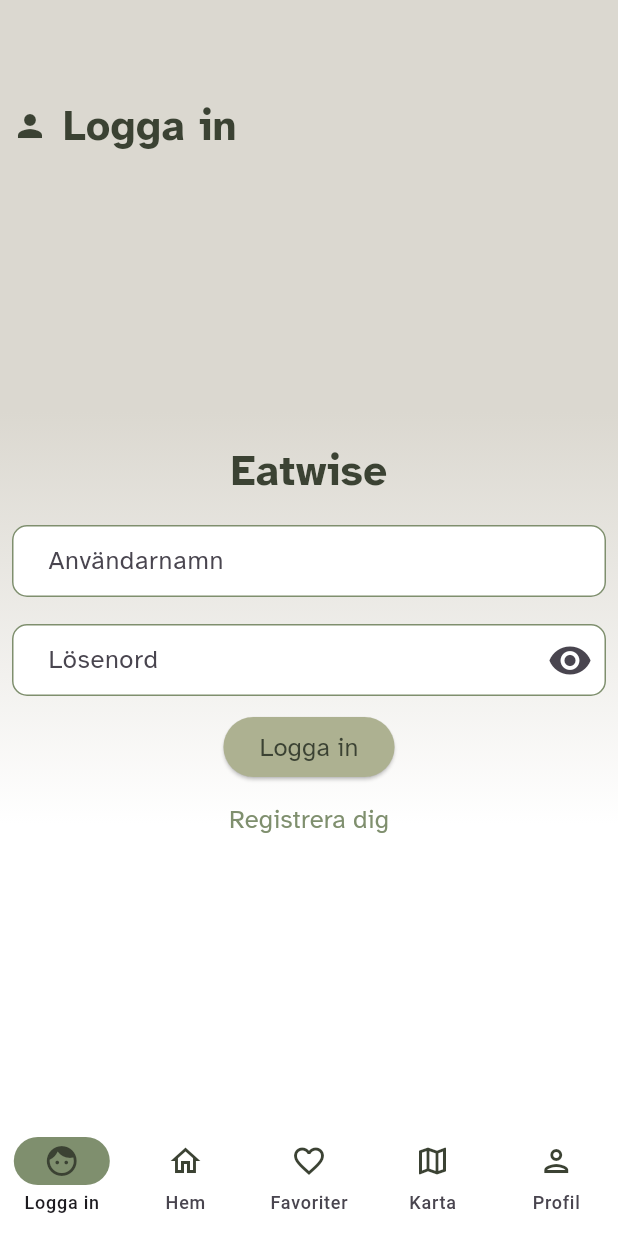
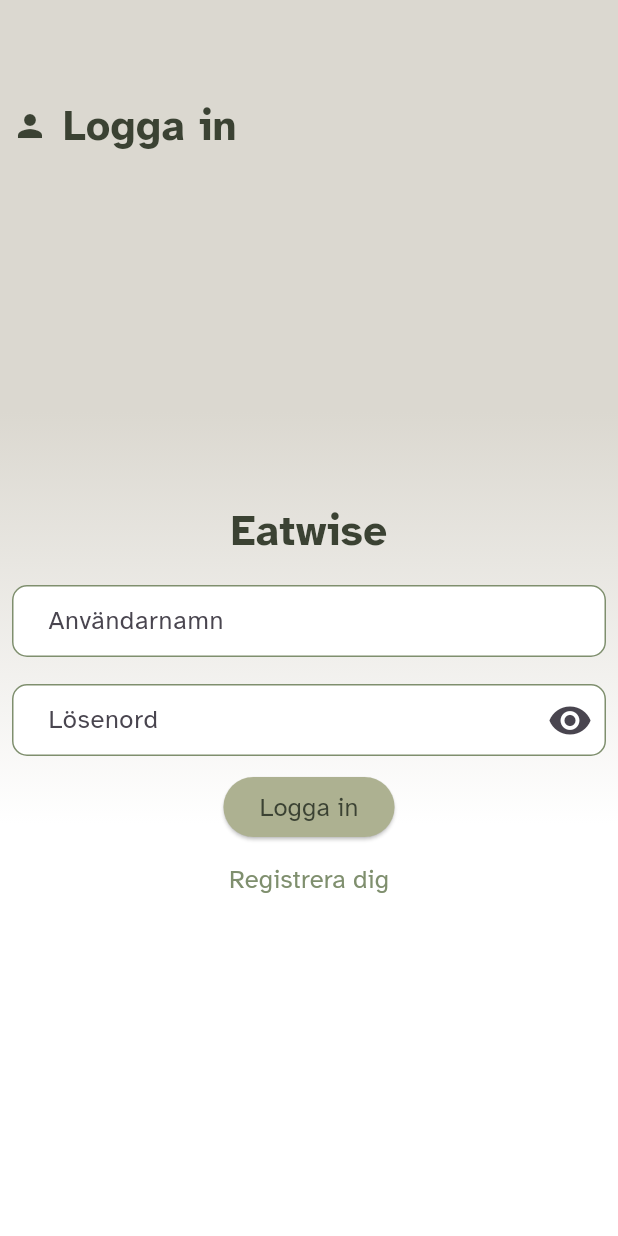
Before and after one commit to X-non/Too-Wood-2-Go, a Flutter app: the screen it shows after launch, on a phone screen of 412 x 824 dp. Run offline on Flutter 3.47's test engine with Material 3 defaults, Android fonts, the phone set to English and light mode, and no system bars; our stand-ins replace geolocator, google_maps_flutter; missing offline and left inert: flutter_config.

```diff
--- a/frontend/lib/main.dart
+++ b/frontend/lib/main.dart
@@ -1,6 +1,7 @@
 import 'package:eatwise/constants/ew_colors.dart';
 import 'package:eatwise/models/category_notifier.dart';
 import 'package:eatwise/models/favorite_notifier.dart';
+import 'package:eatwise/models/login_notifier.dart';
 import 'package:eatwise/models/product_notifier.dart';
 import 'package:eatwise/pages/favorites_page.dart';
 import 'package:eatwise/pages/home_page.dart';
@@ -21,7 +22,8 @@ Future<void> main() async {
       providers: [
         ChangeNotifierProvider(create: (_) => FavoriteItemsNotifier()),
         ChangeNotifierProvider(create: (_) => ProductNotifier()),
-        ChangeNotifierProvider(create: (_) => CategoryNotifier())
+        ChangeNotifierProvider(create: (_) => CategoryNotifier()),
+        ChangeNotifierProvider(create: (_) => LoginNotifier()),
       ],
       child: const MyApp(), // Ensure MyApp is properly imported
     ),
@@ -50,8 +52,6 @@ class MaterialYou extends StatefulWidget {
 class _MaterialYouState extends State<MaterialYou> {
   int _currentIndex = 0;
   final List<Widget> pages = [
-    const Login(),
-    //const ShoppingCartPage(),
     const HomePage(),
     const FavoritesPage(),
     const MapPage(),
@@ -60,9 +60,15 @@ class _MaterialYouState extends State<MaterialYou> {
 
   @override
   Widget build(BuildContext context) {
+    Provider.of<LoginNotifier>(context).loggedIn
+        ? _currentIndex = _currentIndex
+        : _currentIndex = 0;
     return EWScaffold(
-      body: pages[_currentIndex],
-      navBar: NavigationBar(
+      body: Provider.of<LoginNotifier>(context).loggedIn
+          ? pages[_currentIndex]
+          : const Login(),
+      navBar: Provider.of<LoginNotifier>(context).loggedIn
+          ? NavigationBar(
               indicatorColor: EWColors.primary,
               backgroundColor: Colors.white,
               surfaceTintColor: Colors.white,
@@ -73,25 +79,6 @@ class _MaterialYouState extends State<MaterialYou> {
                 });
               },
               destinations: const [
-          NavigationDestination(
-            selectedIcon: Icon(Icons.face, color: EWColors.darkgreen),
-            icon: Icon(
-              Icons.face,
-              color: EWColors.darkgreen,
-            ),
-            label: 'Logga in',
-          ),
-          // NavigationDestination(
-          //   selectedIcon: Icon(
-          //     Icons.shopping_basket,
-          //     color: EWColors.darkgreen,
-          //   ),
-          //   icon: Icon(
-          //     Icons.shopping_basket_outlined,
-          //     color: EWColors.darkgreen,
-          //   ),
-          //   label: 'Kundkorg',
-          // ),
                 NavigationDestination(
                   selectedIcon: Icon(Icons.home, color: EWColors.darkgreen),
                   icon: Icon(
@@ -134,7 +121,8 @@ class _MaterialYouState extends State<MaterialYou> {
                   label: 'Profil',
                 ),
               ],
-      ),
+            )
+          : null,
     );
   }
 }
--- /dev/null
+++ b/frontend/lib/models/login_notifier.dart
@@ -0,0 +1,12 @@
+import 'package:flutter/material.dart';
+
+class LoginNotifier extends ChangeNotifier {
+  bool _loggedIn = false;
+
+  bool get loggedIn => _loggedIn;
+
+  void toggleLogin() {
+    _loggedIn = !_loggedIn;
+    notifyListeners();
+  }
+}
--- a/frontend/lib/pages/login.dart
+++ b/frontend/lib/pages/login.dart
@@ -1,15 +1,19 @@
 import 'package:eatwise/constants/ew_colors.dart';
 import 'package:eatwise/constants/ew_styles.dart';
+import 'package:eatwise/models/login_notifier.dart';
+import 'package:eatwise/pages/home_page.dart';
 import 'package:eatwise/pages/register.dart';
 import 'package:eatwise/widgets/ew_login_bar.dart';
 import 'package:eatwise/widgets/ew_password_bar.dart';
 import 'package:flutter/material.dart';
+import 'package:provider/provider.dart';
 
 class Login extends StatelessWidget {
   const Login({super.key});
 
   @override
   Widget build(BuildContext context) {
+    return Consumer<LoginNotifier>(builder: (context, loginNotifier, _) {
       return SizedBox(
         child: Column(
           children: [
@@ -50,7 +54,9 @@ class Login extends StatelessWidget {
                   ),
                 ),
                 ElevatedButton(
-                onPressed: () {},
+                  onPressed: () {
+                    loginNotifier.toggleLogin();
+                  },
                   style: const ButtonStyle(
                     backgroundColor:
                         MaterialStatePropertyAll(EWColors.lightgreen),
@@ -76,5 +82,6 @@ class Login extends StatelessWidget {
           ],
         ),
       );
+    });
   }
 }
--- a/frontend/lib/widgets/ew_profile_list.dart
+++ b/frontend/lib/widgets/ew_profile_list.dart
@@ -1,8 +1,10 @@
 import 'package:eatwise/constants/EW_styles.dart';
 import 'package:eatwise/constants/ew_colors.dart';
+import 'package:eatwise/models/login_notifier.dart';
 import 'package:eatwise/pages/settings_page.dart';
 import 'package:eatwise/services/ew_tuple.dart';
 import 'package:flutter/material.dart';
+import 'package:provider/provider.dart';
 
 class EWprofileList extends StatelessWidget {
   const EWprofileList({super.key});
@@ -85,6 +87,7 @@ class LogOut extends StatelessWidget {
         TextButton(
           onPressed: () {
             Navigator.pop(context, 'Ja, logga ut mig');
+            Provider.of<LoginNotifier>(context, listen: false).toggleLogin();
           },
           child: const Text(
             'Ja, logga ut mig',
```
Lines whose indentation alone changed are shown as unchanged.
